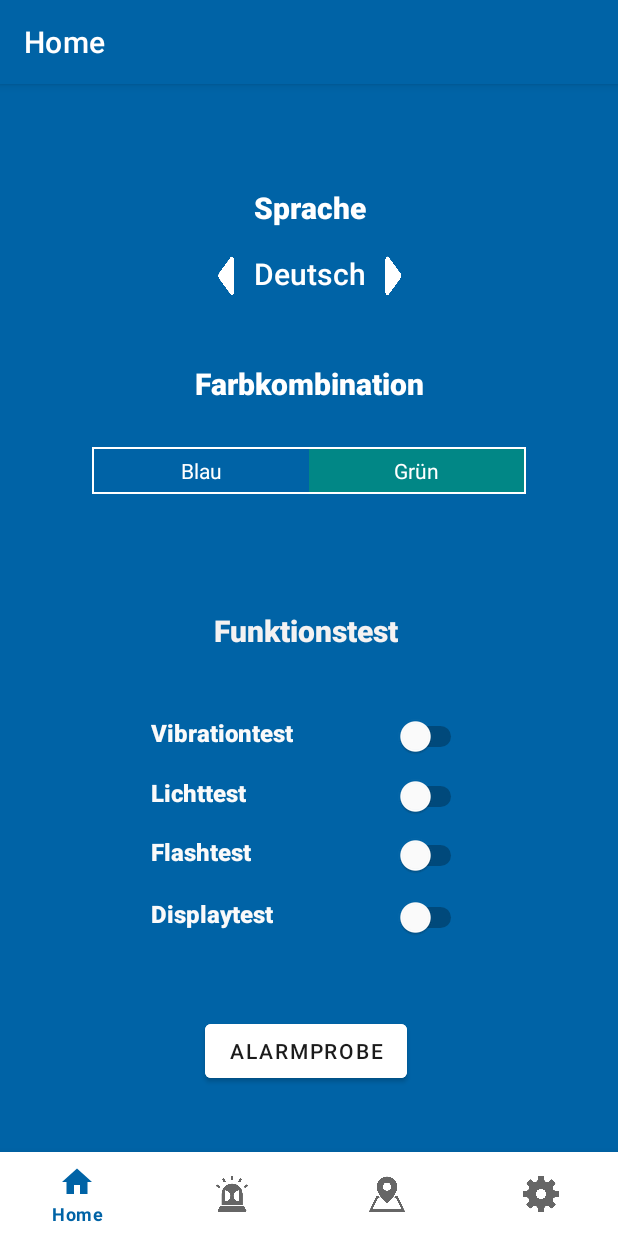
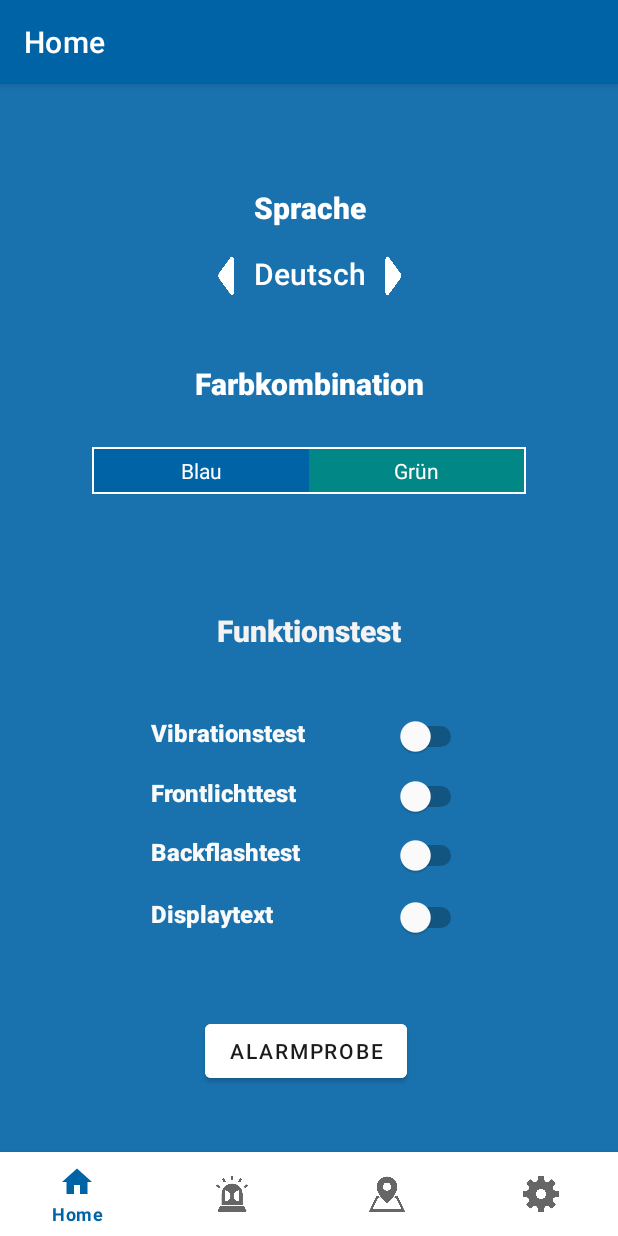
Before and after one commit to rmezameza/hci-team312-alarm-app, an Android app: the screen it shows after launch (MainActivity), on a phone screen of 412 x 824 dp. Run offline under Robolectric (Android 15) with nearby library versions, the phone set to English and light mode, and no system bars; our stand-ins replace navigation-ui.

Commit message:
Changed some design elements and killed hardcoded text in fragment_configuration.xml.
Added strings instead (can be found in strings.xml).

```diff
--- a/app/src/main/java/at/ac/univie/hci/u_alarm/ui/configuration/ConfigurationFragment.java
+++ b/app/src/main/java/at/ac/univie/hci/u_alarm/ui/configuration/ConfigurationFragment.java
@@ -1,8 +1,5 @@
 package at.ac.univie.hci.u_alarm.ui.configuration;
 
-import android.content.Context;
-import android.content.Intent;
-import android.media.Image;
 import android.os.Bundle;
 import android.util.Log;
 import android.view.LayoutInflater;
@@ -13,25 +10,14 @@ import android.widget.CompoundButton;
 import android.widget.ImageView;
 import android.widget.Switch;
 import android.widget.TextView;
-import android.widget.Toast;
 
 import androidx.annotation.NonNull;
 import androidx.annotation.Nullable;
-import androidx.core.content.IntentCompat;
 import androidx.fragment.app.Fragment;
-import androidx.fragment.app.FragmentManager;
-import androidx.fragment.app.FragmentTransaction;
-import androidx.lifecycle.Observer;
 import androidx.lifecycle.ViewModelProvider;
-import androidx.navigation.fragment.NavHostFragment;
 
-import org.jetbrains.annotations.NotNull;
-import org.w3c.dom.Text;
-
-import at.ac.univie.hci.u_alarm.MainActivity;
 import at.ac.univie.hci.u_alarm.R;
 import at.ac.univie.hci.u_alarm.databinding.FragmentConfigurationBinding;
-import at.ac.univie.hci.u_alarm.ui.home.HomeFragment;
 
 public class ConfigurationFragment extends Fragment {
 
@@ -65,7 +51,7 @@ public class ConfigurationFragment extends Fragment {
 
         // All switches assigned to a variable.
         Switch switchVibration = (Switch) getView().findViewById(R.id.switchVibration);
-        Switch switchLicht = (Switch) getView().findViewById(R.id.switchLicht);
+        Switch switchLicht = (Switch) getView().findViewById(R.id.switchLight);
         Switch switchFlash = (Switch) getView().findViewById(R.id.switchFlash);
         Switch switchDisplay = (Switch) getView().findViewById(R.id.switchDisplay);
 
--- a/app/src/main/res/layout/fragment_configuration.xml
+++ b/app/src/main/res/layout/fragment_configuration.xml
@@ -5,7 +5,7 @@
     android:id="@+id/fragment_settings_view"
     android:layout_width="match_parent"
     android:layout_height="match_parent"
-    android:background="#0063a6"
+    android:background="@color/university_blue_lighter"
     android:focusedByDefault="false"
     android:forceHasOverlappingRendering="true"
     tools:context=".ui.configuration.ConfigurationFragment">
@@ -16,7 +16,7 @@
         android:layout_width="wrap_content"
         android:layout_height="wrap_content"
         android:fontFamily="sans-serif-black"
-        android:text="Sprache"
+        android:text="@string/language"
         android:textColor="#FFFFFF"
         android:textSize="20sp"
         app:layout_constraintBottom_toBottomOf="parent"
@@ -52,7 +52,7 @@
             android:buttonTint="#FFFFFF"
             android:checked="true"
             android:gravity="center"
-            android:text="Blau"
+            android:text="@string/blue"
             android:textColor="@color/white" />
 
         <RadioButton
@@ -68,7 +68,7 @@
             android:checked="false"
             android:clickable="true"
             android:gravity="center"
-            android:text="Grün"
+            android:text="@string/green"
             android:textColor="@color/white" />
     </RadioGroup>
 
@@ -77,7 +77,7 @@
         android:layout_width="wrap_content"
         android:layout_height="wrap_content"
         android:fontFamily="sans-serif-medium"
-        android:text="Deutsch"
+        android:text="@string/german_language"
         android:textColor="@color/white"
         android:textSize="20sp"
         app:layout_constraintBottom_toBottomOf="parent"
@@ -92,7 +92,7 @@
         android:layout_width="wrap_content"
         android:layout_height="wrap_content"
         android:fontFamily="sans-serif-black"
-        android:text="Farbkombination"
+        android:text="@string/color_combination"
         android:textColor="@color/white"
         android:textSize="20sp"
         app:layout_constraintBottom_toBottomOf="parent"
@@ -101,11 +101,13 @@
         app:layout_constraintTop_toBottomOf="@+id/textViewLanguage"
         app:layout_constraintVertical_bias="0.085" />
 
+    <!-- Image buttons for choosing language -->
     <ImageButton
         android:id="@+id/imageViewLeft"
         android:layout_width="20dp"
         android:layout_height="34dp"
         android:background="@drawable/left"
+        android:contentDescription="@string/descriptionImageButtonLeftLanguage"
         app:layout_constraintBottom_toBottomOf="parent"
         app:layout_constraintEnd_toEndOf="parent"
         app:layout_constraintHorizontal_bias="0.36"
@@ -118,6 +120,7 @@
         android:layout_width="20dp"
         android:layout_height="34dp"
         android:background="@drawable/right"
+        android:contentDescription="@string/descriptionImageButtonRightLanguage"
         app:layout_constraintBottom_toBottomOf="parent"
         app:layout_constraintEnd_toEndOf="parent"
         app:layout_constraintHorizontal_bias="0.644"
@@ -130,7 +133,7 @@
         android:layout_width="103dp"
         android:layout_height="27dp"
         android:fontFamily="sans-serif-black"
-        android:text="Vibrationtest"
+        android:text="@string/vibration_test"
         android:textColor="#FAFAFA"
         android:textSize="16sp"
         app:layout_constraintBottom_toBottomOf="parent"
@@ -145,7 +148,7 @@
         android:layout_width="103dp"
         android:layout_height="27dp"
         android:fontFamily="sans-serif-black"
-        android:text="Lichttest"
+        android:text="@string/frontflash_test"
         android:textColor="#FAFAFA"
         android:textSize="16sp"
         app:layout_constraintBottom_toBottomOf="parent"
@@ -160,7 +163,7 @@
         android:layout_width="103dp"
         android:layout_height="27dp"
         android:fontFamily="sans-serif-black"
-        android:text="Flashtest"
+        android:text="@string/backflash_test"
         android:textColor="#FAFAFA"
         android:textSize="16sp"
         app:layout_constraintBottom_toBottomOf="parent"
@@ -201,7 +204,7 @@
         app:layout_constraintVertical_bias="0.615" />
 
     <Switch
-        android:id="@+id/switchLicht"
+        android:id="@+id/switchLight"
         android:layout_width="49dp"
         android:layout_height="6dp"
         android:checked="false"
@@ -235,7 +238,7 @@
         android:layout_width="103dp"
         android:layout_height="27dp"
         android:fontFamily="sans-serif-black"
-        android:text="Displaytest"
+        android:text="@string/displaytest"
         android:textColor="#FAFAFA"
         android:textSize="16sp"
         app:layout_constraintBottom_toBottomOf="parent"
@@ -250,7 +253,7 @@
         android:layout_width="wrap_content"
         android:layout_height="wrap_content"
         android:fontFamily="sans-serif-black"
-        android:text="Funktionstest "
+        android:text="@string/function_test"
         android:textColor="#F4F2F2"
         android:textSize="20sp"
         app:layout_constraintBottom_toTopOf="@+id/textViewVibration"
@@ -265,7 +268,7 @@
         android:layout_height="wrap_content"
         android:backgroundTint="#FFFFFF"
         android:backgroundTintMode="add"
-        android:text="Alarmprobe"
+        android:text="@string/test_alarm"
         android:textColor="#1B1B1B"
         app:layout_constraintBottom_toBottomOf="parent"
         app:layout_constraintEnd_toEndOf="parent"
--- a/app/src/main/res/values/strings.xml
+++ b/app/src/main/res/values/strings.xml
@@ -1,5 +1,7 @@
 <resources>
-    <!-- Names for the bottom navigation bar -->
+    <!-- ####################################################################################### -->
+    <!--                               For bottom_nav_menu.xml                                   -->
+    <!-- ####################################################################################### -->
     <string name="app_name">u:alarm</string>
     <string name="title_activity_main">MainActivity</string>
     <string name="title_home">Home</string>
@@ -7,7 +9,36 @@
     <string name="title_map">Map</string>
     <string name="title_configuration">Einstellungen</string>
 
-    <!-- For MapFragment: Navigation buttons to switch between building and google maps -->
-    <string name="DescriptionImageButtonRight">Right Button for switching between maps.</string>
-    <string name="DescriptionImageButtonLeft">Left Button for switching between maps.</string>
+    <!-- ####################################################################################### -->
+    <!--                                For fragment_map.xml                                     -->
+    <!-- ####################################################################################### -->
+    <string name="descriptionImageButtonRight">Right Button for switching between maps.</string>
+    <string name="descriptionImageButtonLeft">Left Button for switching between maps.</string>
+
+
+    <!-- ####################################################################################### -->
+    <!--                            For fragment_configuration.xml                               -->
+    <!-- ####################################################################################### -->
+    <!-- Text views -->
+    <string name="language">Sprache</string>
+    <string name="german_language">Deutsch</string>
+    <string name="color_combination">Farbkombination</string>
+    <string name="vibration_test">Vibrationstest</string>
+    <string name="frontflash_test">Frontlichttest</string>
+    <string name="backflash_test">Backflashtest</string>
+    <string name="function_test">Funktionstest</string>
+    <string name="displaytest">Displaytext</string>
+    <string name="test_alarm">Alarmprobe</string>
+
+    <!-- Radio buttons -->
+    <string name="blue">Blau</string>
+    <string name="green">Grün</string>
+
+    <!-- Image buttons -->
+    <string name="descriptionImageButtonLeftLanguage">
+        Left Image Button to choose language.
+    </string>
+    <string name="descriptionImageButtonRightLanguage">
+        Right Image Button to choose language.
+    </string>
 </resources>
```
Also changed, not shown: app/src/main/res/layout/fragment_map.xml (+54 -24 lines).
